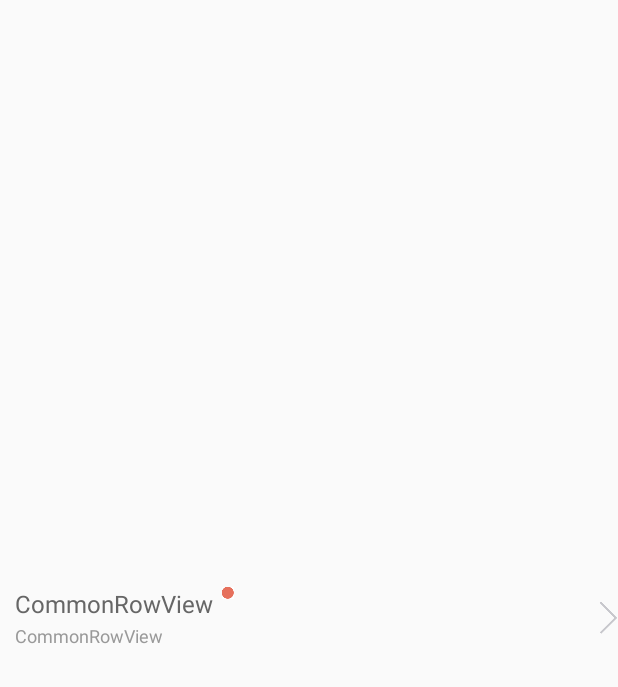
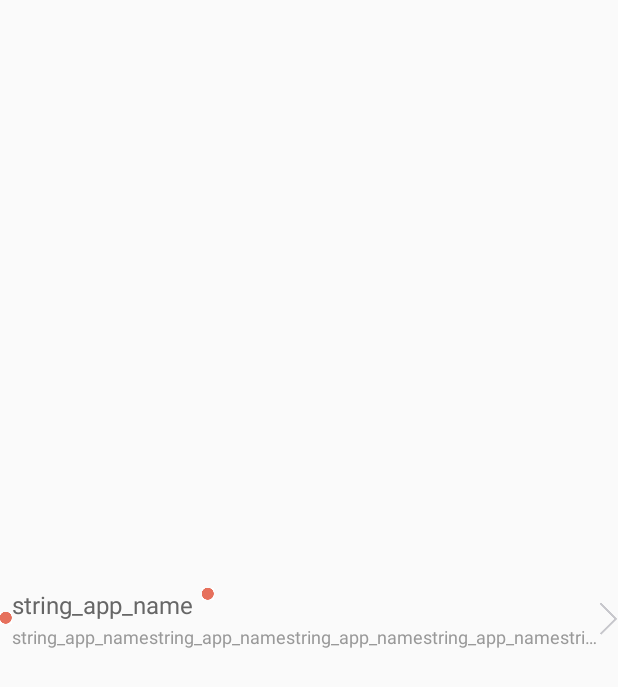
Before and after one commit to crabfang/CommonRowView, an Android app: the layout layout_custom_row_op_vertical.xml on its own in the app's theme, with its tools: preview values and no code run, on a phone screen of 412 x 824 dp. Shown: the top 687 px of the screen. Run offline under Robolectric (Android 15) with nearby library versions, the phone set to English and light mode, and no system bars.

Commit message:
[MDF]优化布局

```diff
--- a/library/src/main/res/layout/layout_custom_row_op_vertical.xml
+++ b/library/src/main/res/layout/layout_custom_row_op_vertical.xml
@@ -1,27 +1,37 @@
 <?xml version="1.0" encoding="utf-8"?>
-<RelativeLayout xmlns:android="http://schemas.android.com/apk/res/android"
+<android.support.constraint.ConstraintLayout xmlns:android="http://schemas.android.com/apk/res/android"
     android:layout_width="match_parent"
     android:layout_height="match_parent"
-    xmlns:tools="http://schemas.android.com/tools">
+    xmlns:tools="http://schemas.android.com/tools"
+    xmlns:app="http://schemas.android.com/apk/res-auto">
 
     <ImageView
         android:id="@+id/layout_custom_row_v_icon"
         android:layout_width="wrap_content"
         android:layout_height="wrap_content"
         android:layout_centerVertical="true"
-        android:layout_marginRight="10dp"
-        android:contentDescription="@string/app_name" />
+        tools:src="@drawable/row_view_point_red"
+        android:contentDescription="@string/app_name"
+        app:layout_constraintLeft_toLeftOf="parent"
+        app:layout_constraintTop_toTopOf="parent"
+        app:layout_constraintBottom_toBottomOf="parent" />
 
     <LinearLayout
-        android:layout_width="match_parent"
+        android:layout_width="wrap_content"
         android:layout_height="wrap_content"
         android:layout_centerVertical="true"
-        android:layout_toRightOf="@+id/layout_custom_row_v_icon"
-        android:layout_toLeftOf="@+id/layout_custom_row_v_view_option"
         android:gravity="center_vertical"
-        android:orientation="vertical" >
+        android:orientation="vertical"
+        tools:layout_marginLeft="10dp"
+        tools:layout_marginRight="10dp"
+        app:layout_constrainedWidth="true"
+        app:layout_constraintHorizontal_bias="0"
+        app:layout_constraintLeft_toRightOf="@+id/layout_custom_row_v_icon"
+        app:layout_constraintRight_toLeftOf="@+id/layout_custom_row_v_view_option"
+        app:layout_constraintTop_toTopOf="parent"
+        app:layout_constraintBottom_toBottomOf="parent" >
 
-        <LinearLayout
+        <android.support.constraint.ConstraintLayout
             android:id="@+id/layout_custom_row_v_view_head"
             android:layout_width="wrap_content"
             android:layout_height="wrap_content"
@@ -35,7 +45,12 @@
                 android:ellipsize="end"
                 android:textSize="16sp"
                 android:textColor="#666666"
-                tools:text="@string/app_name" />
+                tools:text="string_app_name"
+                app:layout_constrainedWidth="true"
+                app:layout_constraintLeft_toLeftOf="parent"
+                app:layout_constraintTop_toTopOf="parent"
+                app:layout_constraintBottom_toBottomOf="parent"
+                app:layout_constraintRight_toLeftOf="@+id/layout_custom_row_v_head_point"/>
 
             <ImageView
                 android:id="@+id/layout_custom_row_v_head_point"
@@ -43,13 +58,16 @@
                 android:layout_height="wrap_content"
                 android:layout_marginLeft="6dp"
                 android:src="@drawable/row_view_point_red"
-                android:contentDescription="@string/app_name"/>
+                android:contentDescription="@string/app_name"
+                app:layout_constraintTop_toTopOf="@+id/layout_custom_row_v_head_title"
+                app:layout_constraintLeft_toRightOf="@+id/layout_custom_row_v_head_title"
+                app:layout_constraintRight_toRightOf="parent"/>
 
-        </LinearLayout>
+        </android.support.constraint.ConstraintLayout>
 
         <RelativeLayout
             android:id="@+id/layout_custom_row_v_view_hint"
-            android:layout_width="match_parent"
+            android:layout_width="wrap_content"
             android:layout_height="wrap_content"
             android:layout_marginTop="2dp" >
 
@@ -61,7 +79,7 @@
                 android:ellipsize="end"
                 android:textSize="12sp"
                 android:textColor="#999999"
-                tools:text="@string/app_name" />
+                tools:text="string_app_namestring_app_namestring_app_namestring_app_namestring_app_name" />
 
         </RelativeLayout>
 
@@ -72,9 +90,10 @@
         android:layout_width="wrap_content"
         android:layout_height="wrap_content"
         android:layout_centerVertical="true"
-        android:layout_alignParentRight="true"
-        android:layout_marginLeft="10dp"
-        android:orientation="horizontal" >
+        android:orientation="horizontal"
+        app:layout_constraintRight_toRightOf="parent"
+        app:layout_constraintTop_toTopOf="parent"
+        app:layout_constraintBottom_toBottomOf="parent" >
 
         <ImageView
             android:id="@+id/layout_custom_row_v_op_arrow"
@@ -85,4 +104,4 @@
 
     </RelativeLayout>
 
-</RelativeLayout>
+</android.support.constraint.ConstraintLayout>
```
Also changed, not shown: build.gradle (+6 -3 lines), library/build.gradle (+0 -18 lines), library/src/main/java/com/cabe/lib/ui/rowview/AbstractRowView.java (+46 -32 lines), library/src/main/java/com/cabe/lib/ui/rowview/HorizontalRowView.java (+2 -6 lines), library/src/main/java/com/cabe/lib/ui/rowview/TipsRowView.java (+3 -10 lines), library/src/main/java/com/cabe/lib/ui/rowview/VerticalRowView.java (+0 -7 lines), library/src/main/res/layout/layout_custom_row_op_horizontal.xml (+26 -13 lines), library/src/main/res/layout/layout_custom_row_op_tips.xml (+22 -11 lines), library/src/main/res/values/row_custom_attrs.xml (+14 -8 lines), sample/src/main/res/layout/main_activity.xml (+8 -7 lines), 2 other files.
